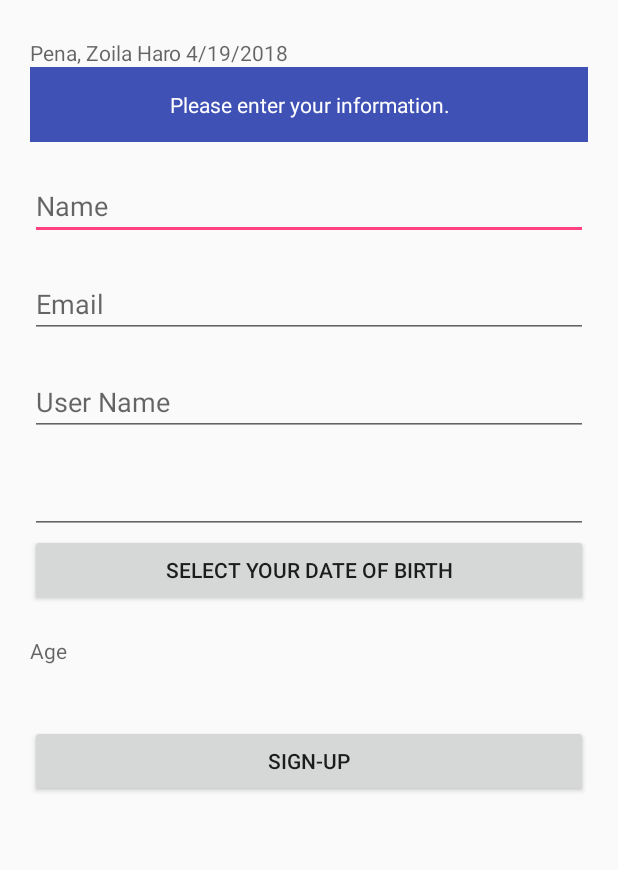
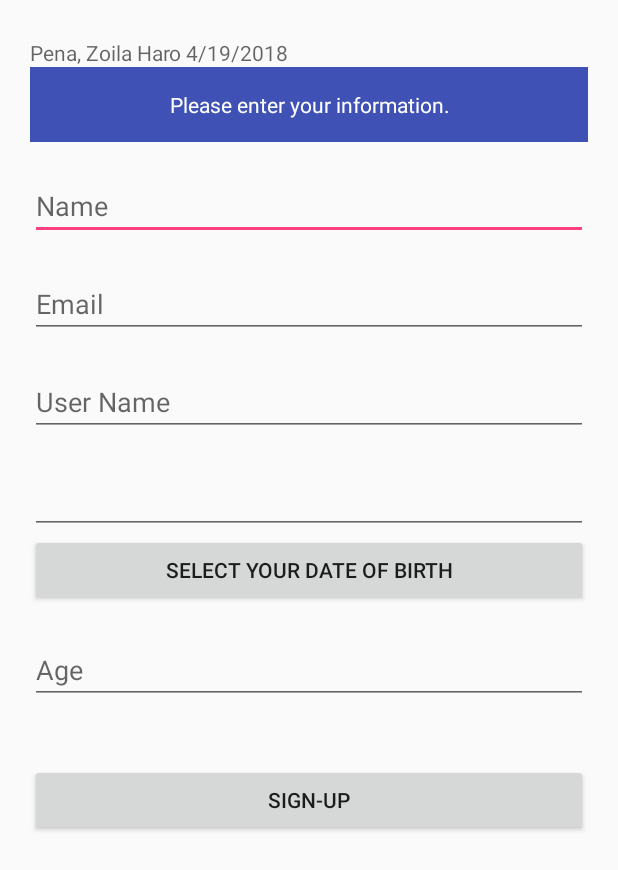
Before and after one commit to zoilaharo/MyApp, an Android app: the screen it shows after launch (MainActivity), on a phone screen of 412 x 824 dp. Shown: the top 870 px of the screen. Run offline under Robolectric (Android 15) with nearby library versions, the phone set to English and light mode, and no system bars.

Commit message:
Final assigment2

```diff
--- a/app/build.gradle
+++ b/app/build.gradle
@@ -49,6 +49,12 @@ dependencies {
     androidTestImplementation 'com.android.support.test:runner:1.0.1'
     androidTestImplementation 'com.android.support.test.espresso:espresso-core:3.0.1'
     androidTestImplementation 'com.android.support.test.espresso:espresso-intents:3.0.1'
+    androidTestImplementation('com.android.support.test.espresso:espresso-contrib:2.2') {
+        exclude group: 'com.android.support', module: 'appcompat'
+        exclude group: 'com.android.support', module: 'support-v4'
+        exclude module: 'recyclerview-v7'
+    }
+
     implementation 'com.basgeekball:awesome-validation:1.3'
 }
 
--- a/app/src/main/res/layout/activity_main.xml
+++ b/app/src/main/res/layout/activity_main.xml
@@ -65,14 +65,15 @@
             android:layout_weight="1"/>
 
 
-        <TextView
+        <EditText
             android:id="@+id/age_textview"
             android:layout_width="match_parent"
             android:layout_height="wrap_content"
-            android:focusable="false"
+            android:inputType="date"
             android:layout_marginTop="@dimen/textview_top20"
-            android:inputType="text"
             android:hint="@string/age"/>
+
+
 
 
         <LinearLayout
--- a/app/src/main/res/values/strings.xml
+++ b/app/src/main/res/values/strings.xml
@@ -7,6 +7,9 @@
     <string name="feedbackusername">Enter your user name</string>
     <string name="feedbackage">Enter your age</string>
     <string name="feedbackdob">Enter your date of birth</string>
+
+    <string name="agetoast">You must be 18 or older.</string>
+    <string name="yeartoast">Year must be greater than current year.</string>
     <string name="name">Name</string>
     <string name="username">User Name</string>
     <string name="age">Age</string>
@@ -18,10 +21,17 @@
     <string name="here_is_values">Here is values: %1$s</string>
     <string name="getdate">Get Date</string>
     <string name="selectdate">Select your date of birth</string>
+    <string name="select">Select Date</string>
     <string name="main">Main</string>
     <string name="confirmation">Confirmation Page</string>
     <string name="confmessage">Welcome </string>
     <string name="gobackbutton">Go Back</string>
 
+    <string name="testzoila">Zoila</string>
+    <string name="testemail">zoila@myemail.com"</string>
+    <string name="testusername">butterfly</string>
+
+    <string name="dash">-</string>
+
 
 </resources>
```
Also changed, not shown: app/src/main/java/com/example/zoilaharo/myapp/MainActivity.java (+4 -4 lines), 1 other file.
